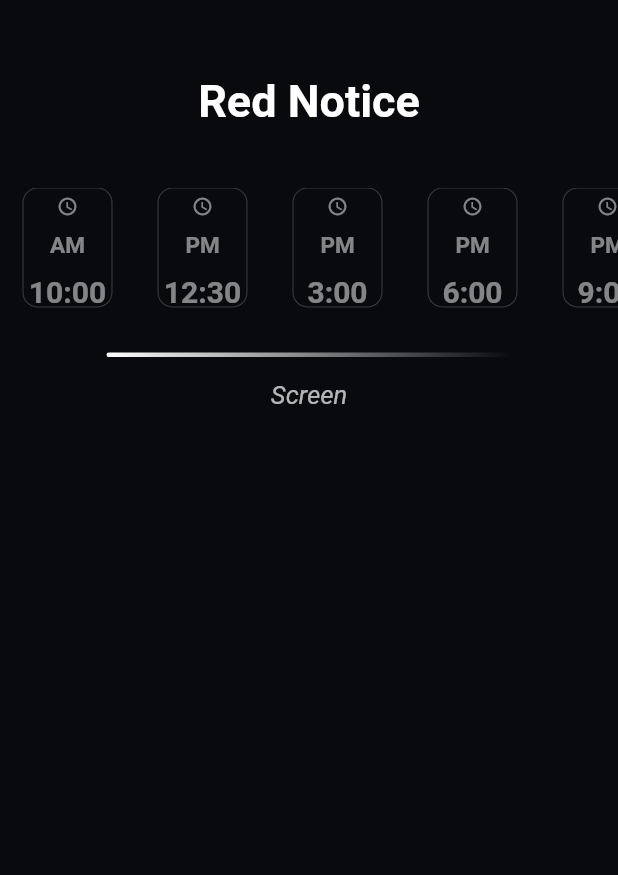
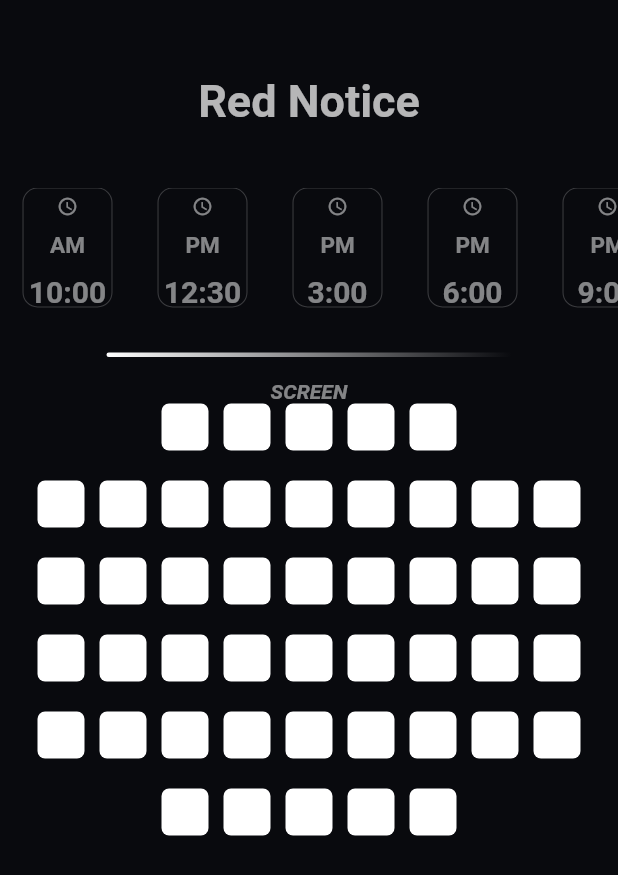
Before and after one commit to DevAdedoyin/Cinema-Ticket-App, a Flutter app: the BuyTicketScreen screen opened directly with empty values, on a phone screen of 412 x 824 dp. Shown: the top 875 px of the screen. Run offline on Flutter 3.47's test engine with Material 2 defaults, Android fonts, the phone set to English and light mode, and no system bars; our stand-ins replace font_awesome_flutter, get.

Commit message:
Seat Gridview created

```diff
--- a/lib/screens/buy_ticket_screen.dart
+++ b/lib/screens/buy_ticket_screen.dart
@@ -23,8 +23,10 @@ class _BuyTicketScreenState extends State<BuyTicketScreen> {
           ),
           Text(
             movieDataList[widget.index].title!,
-            style: const TextStyle(
-                color: white, fontSize: 30, fontWeight: FontWeight.bold),
+            style: TextStyle(
+                color: white.withOpacity(0.7),
+                fontSize: 30,
+                fontWeight: FontWeight.bold),
           ),
           const SizedBox(
             height: 40,
@@ -61,13 +63,38 @@ class _BuyTicketScreenState extends State<BuyTicketScreen> {
             height: 15,
           ),
           Text(
-            'Screen',
+            'SCREEN',
             style: TextStyle(
-                color: white.withOpacity(0.7),
-                fontSize: 17,
+                color: white.withOpacity(0.5),
+                fontSize: 14,
+                fontWeight: FontWeight.bold,
                 fontStyle: FontStyle.italic),
           ),
-
+          Padding(
+            padding: const EdgeInsets.symmetric(horizontal: 25),
+            child: GridView.builder(
+              gridDelegate: const SliverGridDelegateWithFixedCrossAxisCount(
+                  crossAxisCount: 9, crossAxisSpacing: 10, mainAxisSpacing: 20),
+              itemBuilder: (_, int index) {
+                return index == 0 ||
+                        index == 1 ||
+                        index == 7 ||
+                        index == 8 ||
+                        index == 52 ||
+                        index == 53 ||
+                        index == 46 ||
+                        index == 45
+                    ? const SizedBox()
+                    : Container(
+                        decoration: BoxDecoration(
+                            borderRadius: BorderRadius.circular(5),
+                            color: white),
+                      );
+              },
+              itemCount: 54,
+              shrinkWrap: true,
+            ),
+          )
         ],
       ),
     );
```
